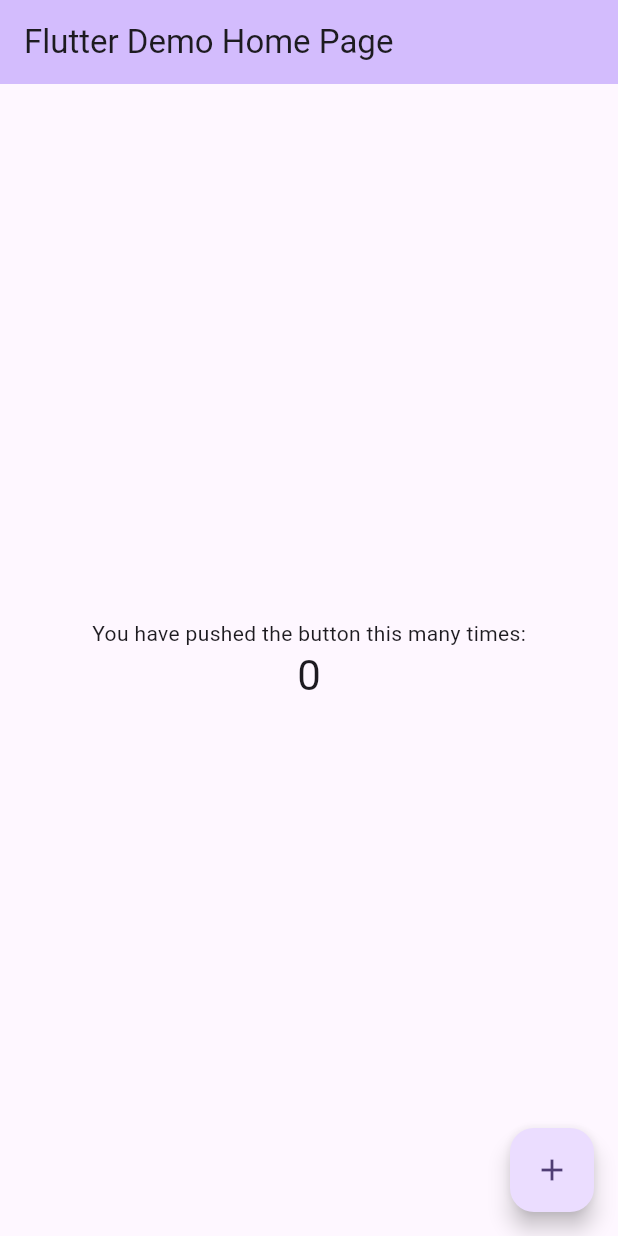
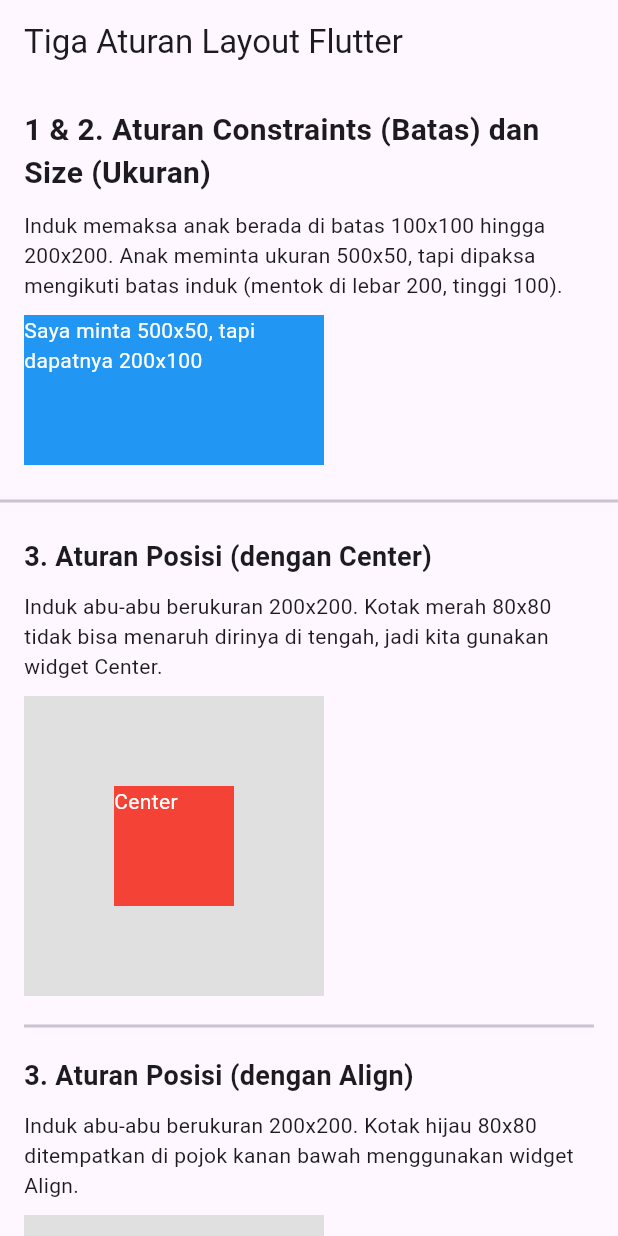
Before and after one commit to laxmanalearn-art/appmobile_pertemuan5, a Flutter app: the screen it shows after launch, on a phone screen of 412 x 824 dp. Run offline on Flutter 3.47's test engine with Material 3 defaults, Android fonts, the phone set to English and light mode, and no system bars.

Commit message:
memanggil MyPages

```diff
--- a/lib/main.dart
+++ b/lib/main.dart
@@ -1,122 +1,202 @@
 import 'package:flutter/material.dart';
 
 void main() {
-  runApp(const MyApp());
+  runApp(const MaterialApp(home: LayoutRulesExample()));
 }
 
-class MyApp extends StatelessWidget {
-  const MyApp({super.key});
+class LayoutRulesExample extends StatelessWidget {
+  const LayoutRulesExample({super.key});
 
-  // This widget is the root of your application.
   @override
   Widget build(BuildContext context) {
-    return MaterialApp(
-      title: 'Flutter Demo',
-      theme: ThemeData(
-        // This is the theme of your application.
-        //
-        // TRY THIS: Try running your application with "flutter run". You'll see
-        // the application has a purple toolbar. Then, without quitting the app,
-        // try changing the seedColor in the colorScheme below to Colors.green
-        // and then invoke "hot reload" (save your changes or press the "hot
-        // reload" button in a Flutter-supported IDE, or press "r" if you used
-        // the command line to start the app).
-        //
-        // Notice that the counter didn't reset back to zero; the application
-        // state is not lost during the reload. To reset the state, use hot
-        // restart instead.
-        //
-        // This works for code too, not just values: Most code changes can be
-        // tested with just a hot reload.
-        colorScheme: .fromSeed(seedColor: Colors.deepPurple),
+    return Scaffold(
+      appBar: AppBar(title: const Text('Tiga Aturan Layout Flutter')),
+      body: SingleChildScrollView(
+        child: Column(
+          crossAxisAlignment: CrossAxisAlignment.start,
+          children: const [
+            MyPages1(),
+            Divider(thickness: 2),
+            MyPages2(),
+            Divider(thickness: 2),
+            MyPages3(),
+          ],
+        ),
       ),
-      home: const MyHomePage(title: 'Flutter Demo Home Page'),
     );
   }
 }
 
-class MyHomePage extends StatefulWidget {
-  const MyHomePage({super.key, required this.title});
-
-  // This widget is the home page of your application. It is stateful, meaning
-  // that it has a State object (defined below) that contains fields that affect
-  // how it looks.
-
-  // This class is the configuration for the state. It holds the values (in this
-  // case the title) provided by the parent (in this case the App widget) and
-  // used by the build method of the State. Fields in a Widget subclass are
-  // always marked "final".
-
-  final String title;
-
-  @override
-  State<MyHomePage> createState() => _MyHomePageState();
-}
-
-class _MyHomePageState extends State<MyHomePage> {
-  int _counter = 0;
-
-  void _incrementCounter() {
-    setState(() {
-      // This call to setState tells the Flutter framework that something has
-      // changed in this State, which causes it to rerun the build method below
-      // so that the display can reflect the updated values. If we changed
-      // _counter without calling setState(), then the build method would not be
-      // called again, and so nothing would appear to happen.
-      _counter++;
-    });
-  }
+class MyPages1 extends StatelessWidget {
+  const MyPages1({super.key});
 
   @override
   Widget build(BuildContext context) {
-    // This method is rerun every time setState is called, for instance as done
-    // by the _incrementCounter method above.
-    //
-    // The Flutter framework has been optimized to make rerunning build methods
-    // fast, so that you can just rebuild anything that needs updating rather
-    // than having to individually change instances of widgets.
-    return Scaffold(
-      appBar: AppBar(
-        // TRY THIS: Try changing the color here to a specific color (to
-        // Colors.amber, perhaps?) and trigger a hot reload to see the AppBar
-        // change color while the other colors stay the same.
-        backgroundColor: Theme.of(context).colorScheme.inversePrimary,
-        // Here we take the value from the MyHomePage object that was created by
-        // the App.build method, and use it to set our appbar title.
-        title: Text(widget.title),
-      ),
-      body: Center(
-        // Center is a layout widget. It takes a single child and positions it
-        // in the middle of the parent.
+    return SingleChildScrollView(
+      child: Padding(
+        padding: const EdgeInsets.all(16.0),
         child: Column(
-          // Column is also a layout widget. It takes a list of children and
-          // arranges them vertically. By default, it sizes itself to fit its
-          // children horizontally, and tries to be as tall as its parent.
-          //
-          // Column has various properties to control how it sizes itself and
-          // how it positions its children. Here we use mainAxisAlignment to
-          // center the children vertically; the main axis here is the vertical
-          // axis because Columns are vertical (the cross axis would be
-          // horizontal).
-          //
-          // TRY THIS: Invoke "debug painting" (choose the "Toggle Debug Paint"
-          // action in the IDE, or press "p" in the console), to see the
-          // wireframe for each widget.
-          mainAxisAlignment: .center,
+          crossAxisAlignment: CrossAxisAlignment.start,
           children: [
-            const Text('You have pushed the button this many times:'),
-            Text(
-              '$_counter',
-              style: Theme.of(context).textTheme.headlineMedium,
+            const Text(
+              '1 & 2. Aturan Constraints (Batas) dan Size (Ukuran)',
+              style: TextStyle(fontSize: 20, fontWeight: FontWeight.bold),
+            ),
+            const SizedBox(height: 10),
+            const Text(
+              'Induk memaksa anak berada di batas 100x100 hingga 200x200. Anak meminta ukuran 500x50, tapi dipaksa mengikuti batas induk (mentok di lebar 200, tinggi 100).',
+            ),
+            const SizedBox(height: 10),
+
+            // CONTOH ATURAN 1 & 2
+            ConstrainedBox(
+              // INDUK memberikan constraints ke bawah (Constraints turun)
+              constraints: const BoxConstraints(
+                minWidth: 100,
+                maxWidth: 200,
+                minHeight: 100,
+                maxHeight: 200,
+              ),
+              // ANAK mencoba menentukan ukuran (Ukuran naik)
+              child: Container(
+                width: 500, // Mencoba lebih besar dari maxWidth (Gagal, dipaksa 200)
+                height: 50, // Mencoba lebih kecil dari minHeight (Gagal, dipaksa 100)
+                color: Colors.blue,
+                child: const Text(
+                  'Saya minta 500x50, tapi dapatnya 200x100',
+                  style: TextStyle(color: Colors.white),
+                ),
+              ),
             ),
           ],
         ),
       ),
-      floatingActionButton: FloatingActionButton(
-        onPressed: _incrementCounter,
-        tooltip: 'Increment',
-        child: const Icon(Icons.add),
+    );
+  }
+}
+
+class MyPages2 extends StatelessWidget {
+  const MyPages2({super.key});
+
+  @override
+  Widget build(BuildContext context) {
+    return SingleChildScrollView(
+      child: Padding(
+        padding: const EdgeInsets.all(16.0),
+        child: Column(
+          crossAxisAlignment: CrossAxisAlignment.start,
+          children: [
+            // const Divider(height: 40, thickness: 2),
+
+            const Text(
+              '3. Aturan Posisi (dengan Center)',
+              style: TextStyle(fontSize: 18, fontWeight: FontWeight.bold),
+            ),
+            const SizedBox(height: 10),
+            const Text(
+              'Induk abu-abu berukuran 200x200. Kotak merah 80x80 tidak bisa menaruh dirinya di tengah, jadi kita gunakan widget Center.',
+            ),
+            const SizedBox(height: 10),
+
+            // CONTOH ATURAN 3 (CENTER)
+            Container(
+              width: 200,
+              height: 200,
+              color: Colors.grey[300], // Induk yang memiliki ruang
+              // Induk yang menentukan posisi
+              child: Center(
+                child: Container(
+                  width: 80,
+                  height: 80,
+                  color: Colors.red,
+                  child: const Text(
+                    'Center',
+                    style: TextStyle(color: Colors.white),
+                  ),
+                ),
+              ),
+            ),
+
+            const Divider(height: 40, thickness: 2),
+
+            const Text(
+              '3. Aturan Posisi (dengan Align)',
+              style: TextStyle(fontSize: 18, fontWeight: FontWeight.bold),
+            ),
+            const SizedBox(height: 10),
+            const Text(
+              'Induk abu-abu berukuran 200x200. Kotak hijau 80x80 ditempatkan di pojok kanan bawah menggunakan widget Align.',
+            ),
+            const SizedBox(height: 10),
+
+            // CONTOH ATURAN 3 (ALIGN)
+            Container(
+              width: 200,
+              height: 200,
+              color: Colors.grey[300], // Induk yang memiliki ruang
+              // Induk yang menentukan posisi
+              child: Align(
+                alignment: Alignment.bottomRight,
+                child: Container(
+                  width: 80,
+                  height: 80,
+                  color: Colors.green,
+                  child: const Text(
+                    'Align',
+                    style: TextStyle(color: Colors.white),
+                  ),
+                ),
+              ),
+            ),
+          ],
+        ),
       ),
     );
   }
 }
+
+class MyPages3 extends StatelessWidget {
+  const MyPages3({super.key});
+
+  @override
+  Widget build(BuildContext context) {
+    return SingleChildScrollView(
+      child: Padding(
+        padding: const EdgeInsets.all(16.0),
+        child: Column(
+          crossAxisAlignment: CrossAxisAlignment.start,
+          children: [
+            const Text(
+              'Constraints go down" (Batasan turun)',
+              style: TextStyle(fontSize: 18, fontWeight: FontWeight.bold),
+            ),
+            const SizedBox(height: 10),
+            const Text(
+              'Ketika kita menghapus dengan gunakan  comment pada widget Center,  Container induk langsung meneruskan batasannya secara paksa kepada anaknya',
+            ),
+            const SizedBox(height: 10),
+
+            // CONTOH ATURAN 3 (ALIGN)
+            Container(
+              width: 200,
+              height: 200,
+              color: Colors.grey[300], // Induk yang memiliki ruang
+              // Induk yang menentukan posisi
+              //child: Center(
+              child: Container(
+                width: 80,
+                height: 80,
+                color: Colors.red,
+                child: const Text(
+                  'Center',
+                  style: TextStyle(color: Colors.white),
+                ),
+              ),
+              //),
+            ),
+          ],
+        ),
+      ),
+    );
+  }
+}
```
